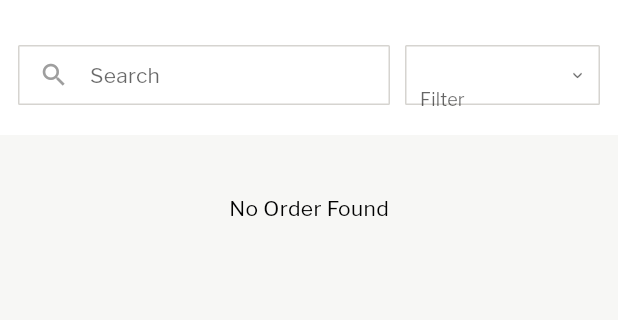
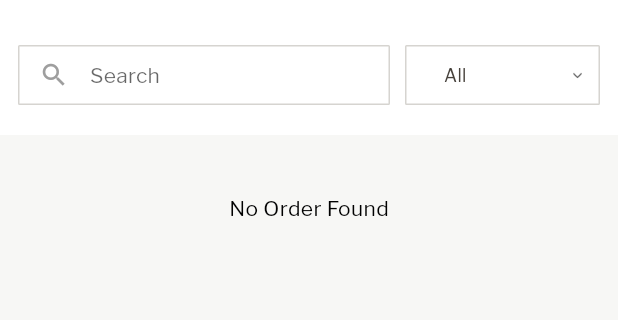
Before and after one commit to LaFetch2026/Lf_Application_Production, a Flutter app: the OrderExchangeScreen screen opened directly, on a phone screen of 412 x 824 dp, the part 105-425 px from its top. Run offline on Flutter 3.47's test engine with Material 2 defaults, Android fonts, the phone set to English and light mode, and no system bars; our stand-ins replace cached_network_image, device_info_plus, dropdown_button2, flutter_cache_manager, flutter_otp_text_field, flutter_screenutil and 6 more; missing offline and left inert: add_to_cart_animation, onesignal_flutter, razorpay_flutter; accounts and stored records are empty; network calls fail.

Commit message:
added all in order filter

```diff
--- a/lib/controller/order_controller.dart
+++ b/lib/controller/order_controller.dart
@@ -21,11 +21,11 @@ class OrderController extends BaseController {
   RxBool loadMore = false.obs;
   RxBool hasnextpage = true.obs;
   RxInt page = 1.obs;
-  RxInt status = 1.obs;
+  RxInt status = 0.obs;
   ScrollController listController = ScrollController();
   final searchController = TextEditingController();
   final List filterList = [
-    'Cart',
+    'All',
     'Pending',
     'Confirmed',
     'Processing',
@@ -39,7 +39,7 @@ class OrderController extends BaseController {
   ].obs;
 
   final List filterId = [
-    1,
+    0,
     2,
     3,
     4,
@@ -56,13 +56,24 @@ class OrderController extends BaseController {
     isOrder.value = true;
     final prefs = await SharedPreferences.getInstance();
     try {
-      var response = await http.get(
+      dynamic response;
+      if (status.value == 0) {
+        response = await http.get(
+            Uri.parse("${ApiConstants.baseUrl}/orders?q=${queryText.value}"),
+            headers: <String, String>{
+              'Accept': 'application/json; charset=UTF-8',
+              "Authorization": "Bearer ${prefs.getString('token')} ",
+            });
+      } else {
+        response = await http.get(
             Uri.parse(
                 "${ApiConstants.baseUrl}/orders?status=${status.value}&q=${queryText.value}"),
             headers: <String, String>{
               'Accept': 'application/json; charset=UTF-8',
               "Authorization": "Bearer ${prefs.getString('token')} ",
             });
+      }
+
       var responseData = json.decode(response.body);
       if (response.statusCode == 200) {
         if (responseData["data"] != null) {
@@ -95,13 +106,25 @@ class OrderController extends BaseController {
       print(page.value);
       final prefs = await SharedPreferences.getInstance();
       try {
-        var response = await http.get(
+        dynamic response;
+        if (status.value == 0) {
+          response = await http.get(
+              Uri.parse(
+                  "${ApiConstants.baseUrl}/orders?page=${page.value}&q=${queryText.value}"),
+              headers: <String, String>{
+                'Accept': 'application/json; charset=UTF-8',
+                "Authorization": "Bearer ${prefs.getString('token')} ",
+              });
+        } else {
+          response = await http.get(
               Uri.parse(
                   "${ApiConstants.baseUrl}/orders?page=${page.value}&status=${status.value}&q=${queryText.value}"),
               headers: <String, String>{
                 'Accept': 'application/json; charset=UTF-8',
                 "Authorization": "Bearer ${prefs.getString('token')} ",
               });
+        }
+
         var responseData = json.decode(response.body);
         if (response.statusCode == 200) {
           if (responseData["data"] != null) {
--- a/lib/screens/catalog/productlist/productdetailsscreen.dart
+++ b/lib/screens/catalog/productlist/productdetailsscreen.dart
@@ -410,6 +410,7 @@ class ProductDetailsScreenState extends State<ProductDetailsScreen> {
 
   @override
   void initState() {
+    productController.productList.clear();
     productController.brandDetails = "";
     productController.pincodeController.clear();
     productController.sizeInventoryId.value = 0;
@@ -417,7 +418,7 @@ class ProductDetailsScreenState extends State<ProductDetailsScreen> {
     productController.fabricInventoryId.value = 0;
     WidgetsBinding.instance.addPostFrameCallback((timeStamp) {
       productController.listController.addListener(() {
-        productController.fetchMoreData("relevant");
+        productController.fetchMoreData("frequently-bought");
         productController.update();
       });
     });
@@ -427,7 +428,7 @@ class ProductDetailsScreenState extends State<ProductDetailsScreen> {
     productController.page.value = 1;
     productController.inventoryId.value = 0;
     WidgetsBinding.instance.addPostFrameCallback(
-        (_) => productController.getProductData("relevant"));
+        (_) => productController.getProductData("frequently-bought"));
     WidgetsBinding.instance.addPostFrameCallback(
         (_) => productController.getProductDetails(widget.productId));
     WidgetsBinding.instance.addPostFrameCallback(
--- a/lib/screens/orderexchangescreen.dart
+++ b/lib/screens/orderexchangescreen.dart
@@ -34,6 +34,9 @@ class OrderExchangeScreenState extends State<OrderExchangeScreen> {
 
   @override
   void initState() {
+    setState(() {
+      filter = "All";
+    });
     WidgetsBinding.instance.addPostFrameCallback((timeStamp) {
       orderController.listController.addListener(() {
         orderController.fetchMoreData();
```
Also changed, not shown: lib/screens/searchscreen.dart (+6 -1 lines). Lines whose indentation alone changed are shown as unchanged.
